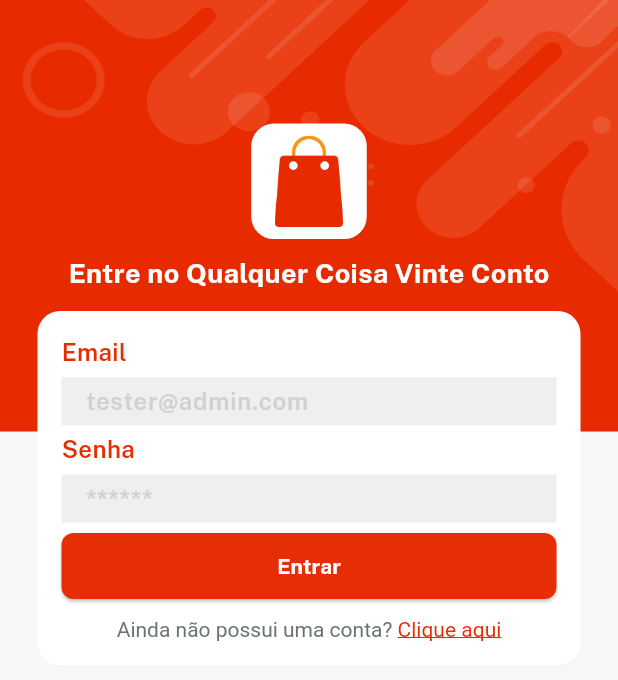
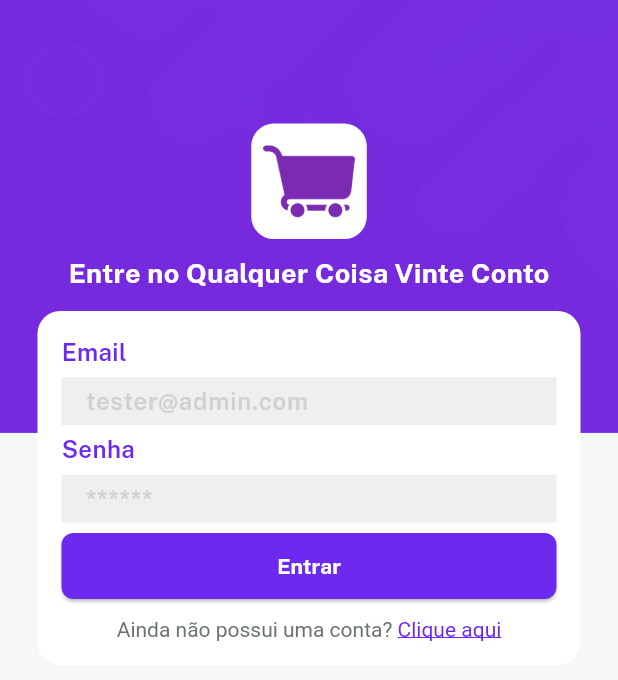
Before and after one commit to joaopaulopmedeiros/qualquercoisavinteconto-mobile, a Flutter app: the screen it shows after launch, on a phone screen of 412 x 824 dp. Shown: the top 680 px of the screen. Run offline on Flutter 3.47's test engine with Material 3 defaults, Android fonts, the phone set to English and light mode, and no system bars; our stand-ins replace velocity_x; accounts and stored records are empty.

Commit message:
style: app

```diff
--- a/lib/constants/colors.dart
+++ b/lib/constants/colors.dart
@@ -5,5 +5,5 @@ const Color textfieldGrey = Color.fromRGBO(209, 209, 209, 1);
 const Color fontGrey = Color.fromRGBO(107, 115, 119, 1);
 const Color backgroundGrey =Color.fromARGB(255, 216, 222, 226);
 const Color lightGrey = Color.fromRGBO(239, 239, 239, 1);
-const Color redColor = Color.fromRGBO(230, 46, 4, 1);
-const Color lightRedColor = Color.fromRGBO(240, 78, 42, 1);
+const Color redColor = Color.fromRGBO(108, 42, 240, 1);
+const Color lightRedColor = Color.fromRGBO(108, 42, 240, 1);
--- a/lib/constants/images.dart
+++ b/lib/constants/images.dart
@@ -1,4 +1,3 @@
-const iconAppLogoSource = "assets/icons/app_logo.png";
+const iconAppLogoSource = "assets/icons/purple-shopping-cart.png";
 const iconSplashBackgroundSource = "assets/icons/splash_login_registration_background_image.png";
-
-const imgBackground = "assets/icons/bg.png";
+const imgBackground = "assets/icons/purple-background.png";
```
Also changed, not shown: assets/icons/app_logo.png (deleted), assets/icons/bg.png (deleted), assets/icons/purple-background.png (added), assets/icons/purple-shopping-cart.png (added), 1 other file.
